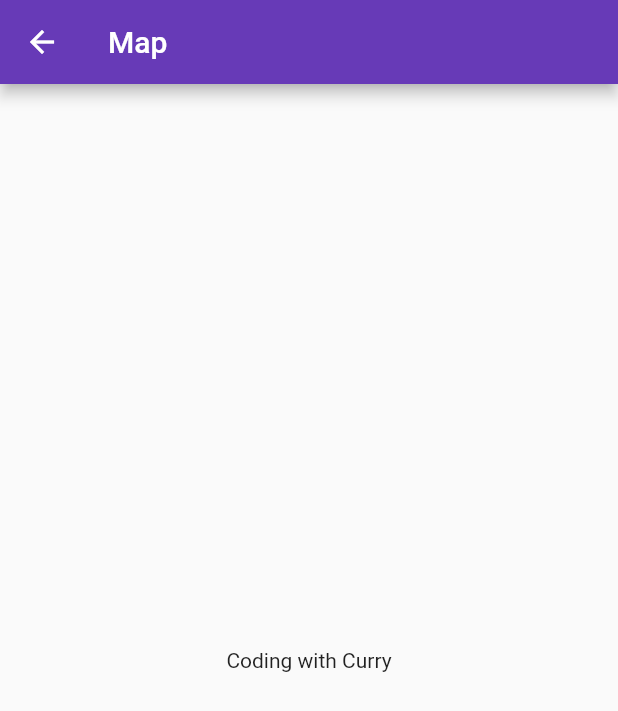
After one commit to theflutterfactory/Flutter-Tutorials, a Flutter app: the screen it shows after launch, after a tap on the "map" icon, on a phone screen of 412 x 824 dp. The commit adds this screen. Shown: the top 711 px of the screen. Run offline on Flutter 3.47's test engine with Material 2 defaults, Android fonts, the phone set to English and light mode, and no system bars.

Commit message:
Created a simple map screen with a centered text. (End of initial code)

```diff
--- /dev/null
+++ b/lib/gmap.dart
@@ -0,0 +1,23 @@
+import 'package:flutter/material.dart';
+
+class GMap extends StatefulWidget {
+  GMap({Key key}) : super(key: key);
+
+  @override
+  _GMapState createState() => _GMapState();
+}
+
+class _GMapState extends State<GMap> {
+  @override
+  Widget build(BuildContext context) {
+    return Scaffold(
+      appBar: AppBar(
+        title: Text('Map'),
+      ),
+      body: Container(
+        alignment: Alignment.center,
+        child: Text("Coding with Curry"),
+      ),
+    );
+  }
+}
--- a/lib/main.dart
+++ b/lib/main.dart
@@ -1,3 +1,4 @@
+import 'package:CWCFlutter/gmap.dart';
 import 'package:flutter/material.dart';
 
 void main() => runApp(MyApp());
@@ -52,8 +53,11 @@ class _MyHomePageState extends State<MyHomePage> {
       ),
       floatingActionButton: FloatingActionButton(
         tooltip: 'Increment',
-        child: Icon(Icons.add),
-        onPressed: () {},
+        child: Icon(Icons.map),
+        onPressed: () => Navigator.push(
+          context,
+          MaterialPageRoute(builder: (context) => GMap()),
+        ),
       ),
     );
   }
```
